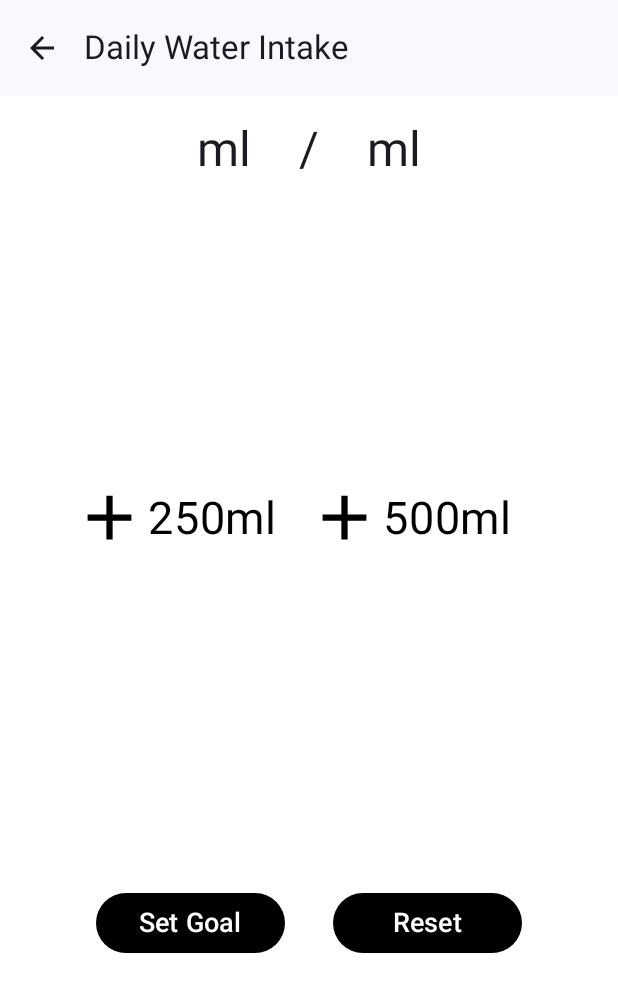
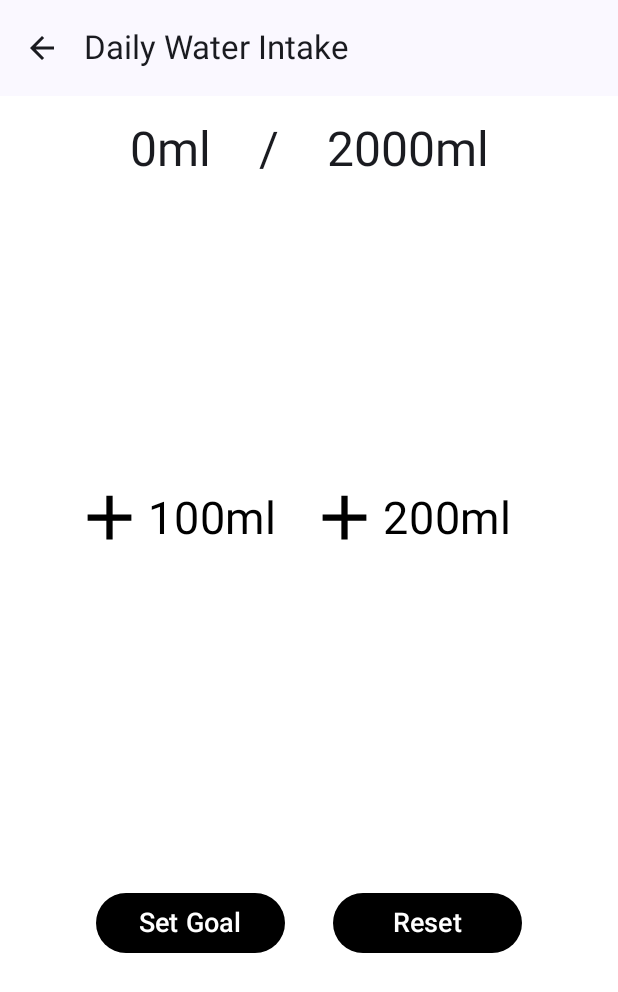
Before and after one commit to notSalt/TrackFit, an Android app built with Jetpack Compose: the WaterIntakeScreen screen opened through its navigation route, after a tap on "Set Goal", on a phone screen of 412 x 824 dp. Shown: the top 992 px of the screen. Run offline under Robolectric (Android 15) with nearby library versions, the phone set to English and light mode, and no system bars.

Commit message:
added function of waterIntake

```diff
--- a/app/src/main/java/com/example/trackfit/ui/screens/waterintake/WaterIntake.kt
+++ b/app/src/main/java/com/example/trackfit/ui/screens/waterintake/WaterIntake.kt
@@ -1,6 +1,7 @@
 package com.example.trackfit.ui.screens.waterintake
 
 import android.annotation.SuppressLint
+import android.widget.Toast
 import androidx.compose.foundation.background
 import androidx.compose.foundation.clickable
 import androidx.compose.foundation.layout.Arrangement
@@ -35,6 +36,7 @@ import androidx.compose.runtime.setValue
 import androidx.compose.ui.Alignment
 import androidx.compose.ui.Modifier
 import androidx.compose.ui.graphics.Color
+import androidx.compose.ui.platform.LocalContext
 import androidx.compose.ui.res.stringResource
 import androidx.compose.ui.tooling.preview.Preview
 import androidx.compose.ui.unit.dp
@@ -48,8 +50,9 @@ import com.example.trackfit.ui.NavHost
 @SuppressLint("UnusedMaterial3ScaffoldPaddingParameter")
 @Composable
 fun WaterIntakeScreen(navController: NavController) {
-    var currentWaterIntake by remember { mutableStateOf("") }
-    var goal by remember { mutableStateOf("") }
+    var currentWaterIntake by remember { mutableStateOf(0) }
+    var goal by remember { mutableStateOf(0) }
+    val context = LocalContext.current
 
     Scaffold(
         topBar = {
@@ -99,28 +102,48 @@ fun WaterIntakeScreen(navController: NavController) {
 
                     Icon(
                         imageVector = Icons.Filled.Add,
-                        contentDescription = "Increase 250ml",
+                        contentDescription = "Increase 100ml",
                         tint = Color.Black,
                         modifier = Modifier
                             .size(50.dp)
-                            .clickable {}
+                            .clickable(
+                                enabled = currentWaterIntake<goal
+                            ){
+                                currentWaterIntake+=100
+                                if(currentWaterIntake>=goal){
+                                    Toast.makeText(context,"Congrats! You've hit your water goal for the day!",Toast.LENGTH_SHORT).show()
+
+                                }
+
+
+                            }
                     )
                     Text(
-                        text = "250ml",
+                        text = "100ml",
                         color = Color.Black,
                         fontSize = 30.sp,
                         modifier = Modifier.padding(start = 0.5.dp, top = 8.dp, end = 20.dp)
                     )
                     Icon(
                         imageVector = Icons.Filled.Add,
-                        contentDescription = "Increase 500ml",
+                        contentDescription = "Increase 200ml",
                         tint = Color.Black,
                         modifier = Modifier
                             .size(50.dp)
-                            .clickable {}
+                            .clickable(
+                                enabled = currentWaterIntake<goal
+                            ){
+                                currentWaterIntake+=200
+                                if(currentWaterIntake>=goal){
+                                    Toast.makeText(context,"Congrats! You've hit your water goal for the day!",Toast.LENGTH_SHORT).show()
+
+                                }
+
+
+                            }
                     )
                     Text(
-                        text = "500ml",
+                        text = "200ml",
                         color = Color.Black,
                         fontSize = 30.sp,
                         modifier = Modifier.padding(start = 0.5.dp, top = 8.dp)
@@ -138,7 +161,9 @@ fun WaterIntakeScreen(navController: NavController) {
                     horizontalArrangement = Arrangement.SpaceBetween
                 ) {
                     Button(
-                        onClick = {},
+                        onClick = {
+                            goal = 2000
+                        },
                         shape = RoundedCornerShape(100),
 
                         colors = ButtonDefaults.buttonColors(Color.Black),
@@ -153,7 +178,10 @@ fun WaterIntakeScreen(navController: NavController) {
                         )
                     }
                     Button(
-                        onClick = {},
+                        onClick = {
+                            currentWaterIntake = 0
+                            goal = 0
+                        },
                         shape = RoundedCornerShape(100),
                         colors = ButtonDefaults.buttonColors(Color.Black),
                         modifier = Modifier
```
